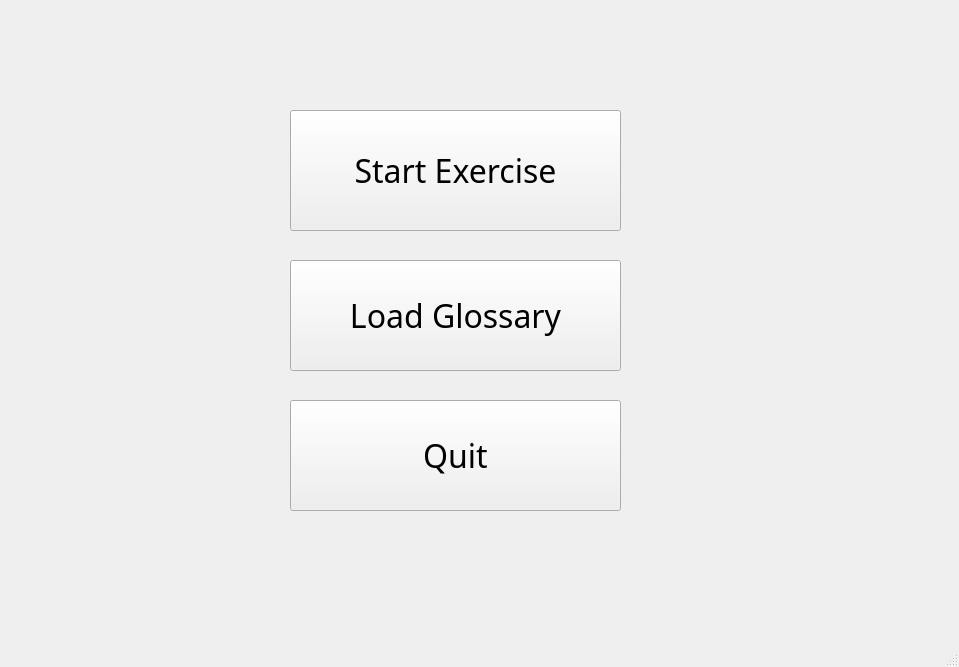
Above: GlossaryQt/mainwindow.ui from simsam134/Glossary-Test before the change. Below: the same form after it.
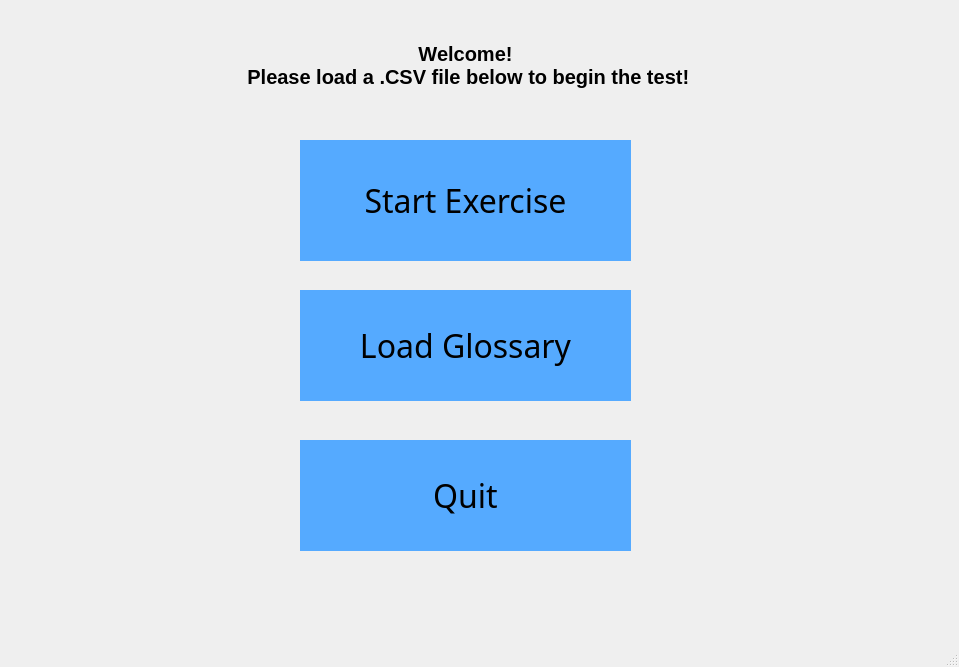
That is the form after the change.

Patch:
```diff
--- a/GlossaryQt/mainwindow.ui
+++ b/GlossaryQt/mainwindow.ui
@@ -17,8 +17,8 @@
    <widget class="QPushButton" name="pushButtonStart">
     <property name="geometry">
      <rect>
-      <x>290</x>
-      <y>110</y>
+      <x>300</x>
+      <y>140</y>
       <width>331</width>
       <height>121</height>
      </rect>
@@ -29,6 +29,10 @@
       <pointsize>24</pointsize>
      </font>
     </property>
+    <property name="styleSheet">
+     <string notr="true">background-color: rgb(85, 170, 255);
+border: none</string>
+    </property>
     <property name="text">
      <string>Start Exercise</string>
     </property>
@@ -45,8 +49,8 @@
    <widget class="QPushButton" name="pushButtonLoad">
     <property name="geometry">
      <rect>
-      <x>290</x>
-      <y>260</y>
+      <x>300</x>
+      <y>290</y>
       <width>331</width>
       <height>111</height>
      </rect>
@@ -61,6 +65,10 @@
     <property name="toolTip">
      <string>&lt;html&gt;&lt;head/&gt;&lt;body&gt;&lt;p&gt;&lt;span style=&quot; font-size:11pt;&quot;&gt;Glossary need to be in a csv-file with one glossary per line. Leftmost word is the glossary and every cell to the rigtht are translations.&lt;/span&gt;&lt;/p&gt;&lt;/body&gt;&lt;/html&gt;</string>
     </property>
+    <property name="styleSheet">
+     <string notr="true">background-color: rgb(85, 170, 255);
+border: none</string>
+    </property>
     <property name="text">
      <string>Load Glossary</string>
     </property>
@@ -68,8 +76,8 @@
    <widget class="QPushButton" name="pushButtonQuit">
     <property name="geometry">
      <rect>
-      <x>290</x>
-      <y>400</y>
+      <x>300</x>
+      <y>440</y>
       <width>331</width>
       <height>111</height>
      </rect>
@@ -84,6 +92,10 @@
     <property name="toolTip">
      <string>&lt;html&gt;&lt;head/&gt;&lt;body&gt;&lt;p&gt;&lt;br/&gt;&lt;/p&gt;&lt;/body&gt;&lt;/html&gt;</string>
     </property>
+    <property name="styleSheet">
+     <string notr="true">background-color: rgb(85, 170, 255);
+border: none</string>
+    </property>
     <property name="text">
      <string>Quit</string>
     </property>
@@ -99,6 +111,29 @@
     </property>
     <layout class="QHBoxLayout" name="horizontalLayout"/>
    </widget>
+   <widget class="QLabel" name="label">
+    <property name="geometry">
+     <rect>
+      <x>190</x>
+      <y>30</y>
+      <width>551</width>
+      <height>71</height>
+     </rect>
+    </property>
+    <property name="font">
+     <font>
+      <pointsize>15</pointsize>
+      <bold>true</bold>
+     </font>
+    </property>
+    <property name="text">
+     <string>Welcome! 
+ Please load a .CSV file below to begin the test!</string>
+    </property>
+    <property name="alignment">
+     <set>Qt::AlignCenter</set>
+    </property>
+   </widget>
   </widget>
   <widget class="QStatusBar" name="statusbar"/>
  </widget>
```
